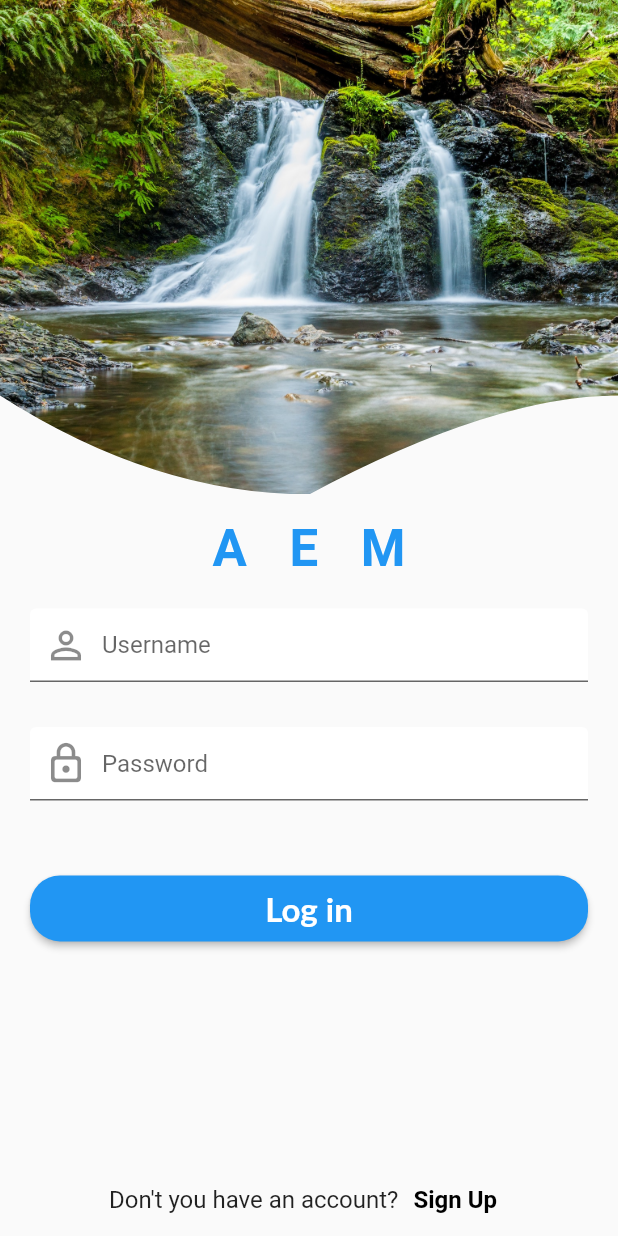
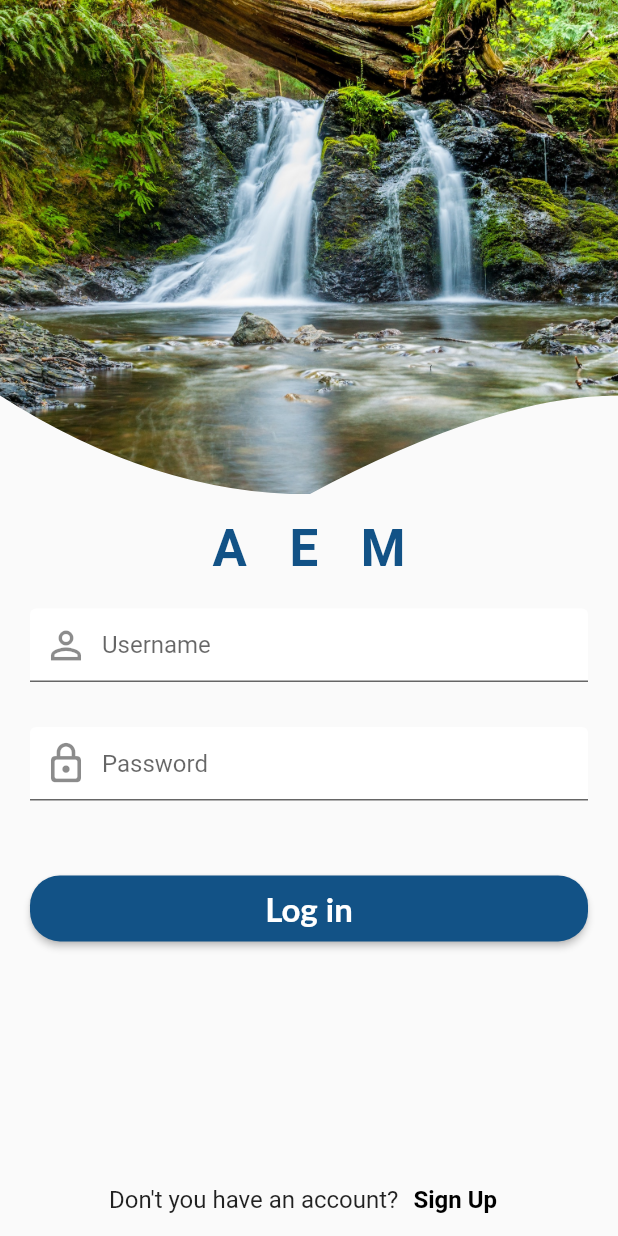
Before and after one commit to edilsonmatola/flutter_social_ui-main, a Flutter app: the screen it shows after launch, on a phone screen of 412 x 824 dp. Run offline on Flutter 3.47's test engine with Material 2 defaults, Android fonts, the phone set to English and light mode, and no system bars; Roboto replaces fonts that are missing (Lato).

Commit message:
Changed App Color

```diff
--- a/lib/main.dart
+++ b/lib/main.dart
@@ -11,7 +11,7 @@ class MyApp extends StatelessWidget {
       title: 'Flutter Social UI',
       debugShowCheckedModeBanner: false,
       theme: ThemeData(
-        primaryColor: Colors.blue,
+        primaryColor: Color.fromARGB(255, 18, 82, 134),
       ),
       home: const LoginScreen(),
     );
--- a/lib/src/screens/auth/login_screen.dart
+++ b/lib/src/screens/auth/login_screen.dart
@@ -1,5 +1,6 @@
 import 'package:flutter/material.dart';
 
+import '../../core/constants/image_constant.dart';
 import '../../core/utils/curve_clipper_util.dart';
 import '../home/home_screen.dart';
 
@@ -25,7 +26,7 @@ class LoginScreen extends StatelessWidget {
                     /* To fill up to the top of the screen */
                     fit: BoxFit.cover,
                     image: AssetImage(
-                      'assets/images/login_background.jpg',
+                      ImageConstant.loginBackgroundImage,
                     ),
                   ),
                 ),
--- a/lib/src/widgets/following_users.dart
+++ b/lib/src/widgets/following_users.dart
@@ -20,7 +20,7 @@ class FollowingUsers extends StatelessWidget {
             ),
           ),
         ),
-        Container(
+        SizedBox(
           height: 80,
           child: ListView.builder(
             /* We set left 10.0 because each of our container has
--- a/lib/src/widgets/posts_carousel.dart
+++ b/lib/src/widgets/posts_carousel.dart
@@ -154,7 +154,7 @@ class PostsCarousel extends StatelessWidget {
             ),
           ),
         ),
-        Container(
+        SizedBox(
           height: 400,
           child: PageView.builder(
             physics: BouncingScrollPhysics(),
```
